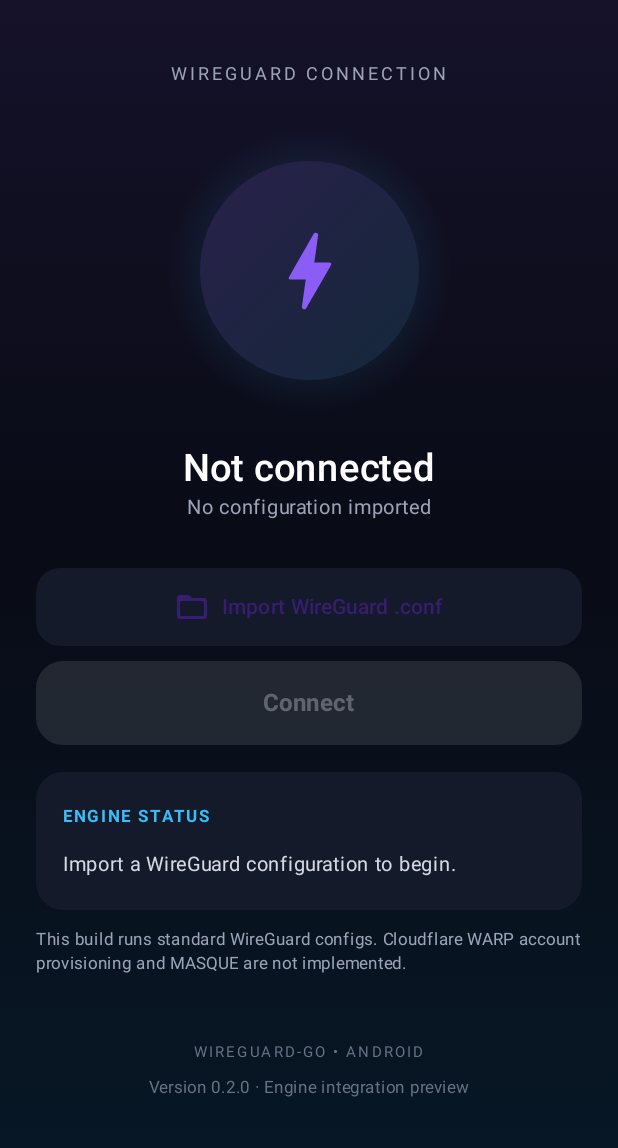
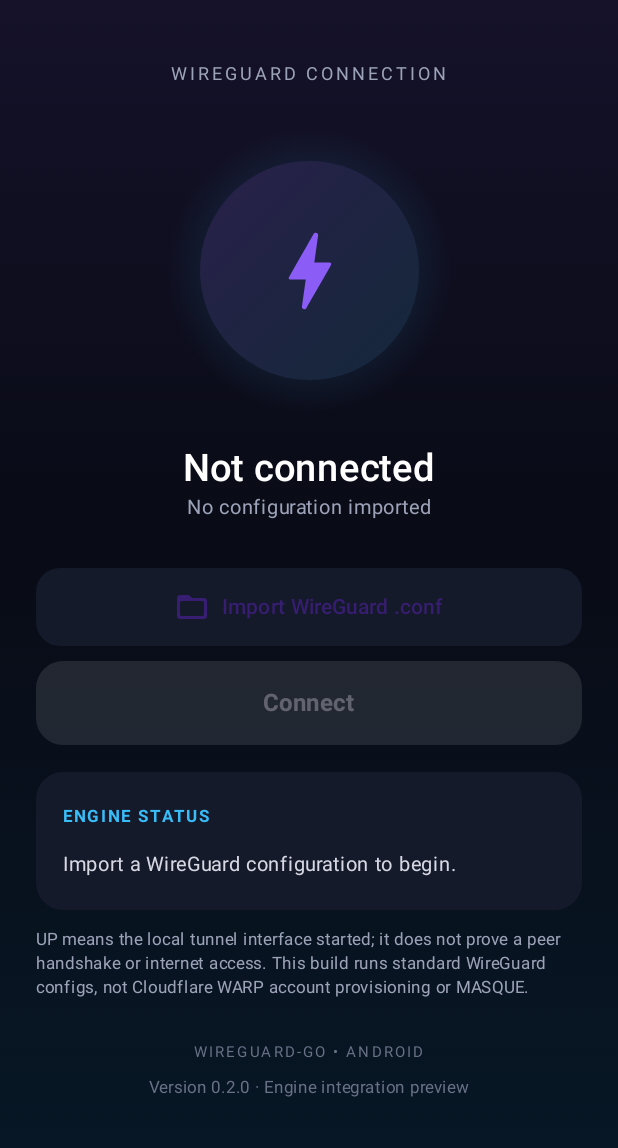
Before and after one commit to Sgsysysgsgsg/Vpn, an Android app built with Jetpack Compose: the screen it shows after launch (MainActivity), on a phone screen of 412 x 824 dp, the part 88-1236 px from its top. Run offline under Robolectric (Android 15) with nearby library versions, the phone set to English and light mode, and no system bars; libraries missing offline, so code that uses them is left out: com.wireguard.android, com.wireguard.config; 1 statement that could not run was skipped.

Commit message:
Clarify tunnel state is not proof of end-to-end connectivity

```diff
--- a/app/src/main/java/com/pywarp/mobile/MainActivity.kt
+++ b/app/src/main/java/com/pywarp/mobile/MainActivity.kt
@@ -73,7 +73,7 @@ class MainActivity : ComponentActivity() {
         super.onCreate(savedInstanceState)
         configured = configFile.exists()
         connected = WireGuardEngine.isConnected()
-        if (connected) status = "WireGuard tunnel is active in this app process."
+        if (connected) status = "WireGuard tunnel interface is active (backend state UP)."
         setContent {
             PyWarpTheme {
                 Dashboard(
@@ -105,7 +105,7 @@ class MainActivity : ComponentActivity() {
                     WireGuardEngine.connect(this@MainActivity, configFile.readBytes())
                 }
                 connected = WireGuardEngine.isConnected()
-                status = if (connected) "WireGuard backend reports the tunnel UP." else "Tunnel did not enter UP state."
+                status = if (connected) "Tunnel interface is UP. Peer handshake and end-to-end internet reachability are not yet verified." else "Tunnel did not enter UP state."
             } catch (error: Exception) {
                 connected = false
                 status = "Connection failed: ${error.message ?: error.javaClass.simpleName}"
@@ -180,7 +180,7 @@ private fun Dashboard(
                 }
             }
             Spacer(Modifier.height(22.dp))
-            Text(if (connected) "Connected" else "Not connected",
+            Text(if (connected) "Tunnel active" else "Not connected",
                 color = Color.White, fontSize = 25.sp, fontWeight = FontWeight.SemiBold)
             Text(if (configured) "WireGuard configuration ready" else "No configuration imported",
                 color = Color(0xFF9CA3B8), fontSize = 13.sp)
@@ -219,7 +219,7 @@ private fun Dashboard(
                 }
             }
             Spacer(Modifier.height(12.dp))
-            Text("This build runs standard WireGuard configs. Cloudflare WARP account provisioning and MASQUE are not implemented.",
+            Text("UP means the local tunnel interface started; it does not prove a peer handshake or internet access. This build runs standard WireGuard configs, not Cloudflare WARP account provisioning or MASQUE.",
                 color = Color(0xFF9CA3B8), fontSize = 11.sp, lineHeight = 16.sp)
             Spacer(Modifier.weight(1f))
             Text("WIREGUARD-GO • ANDROID", color = Color(0xFF697187), fontSize = 10.sp, letterSpacing = 1.4.sp)
```
